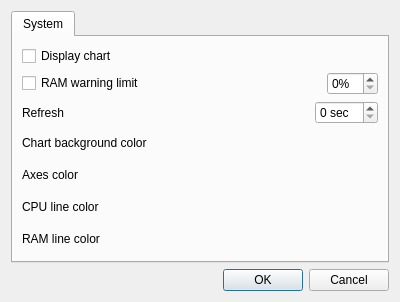
Qt form src/gui/ui/settingswidget.ui (pblottiere/snail) before a commit.
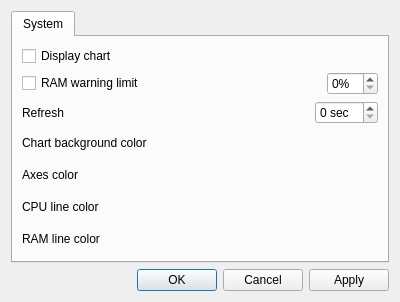
The same form after that commit.

```diff
--- a/src/gui/ui/settingswidget.ui
+++ b/src/gui/ui/settingswidget.ui
@@ -147,7 +147,7 @@
       <enum>Qt::Horizontal</enum>
      </property>
      <property name="standardButtons">
-      <set>QDialogButtonBox::Cancel|QDialogButtonBox::Ok</set>
+      <set>QDialogButtonBox::Apply|QDialogButtonBox::Cancel|QDialogButtonBox::Ok</set>
      </property>
     </widget>
    </item>
```
Left out of the diff: 6 changed lines with no effect on the pictures.
